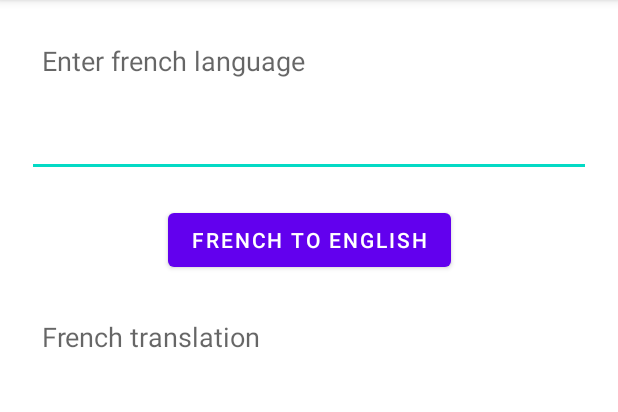
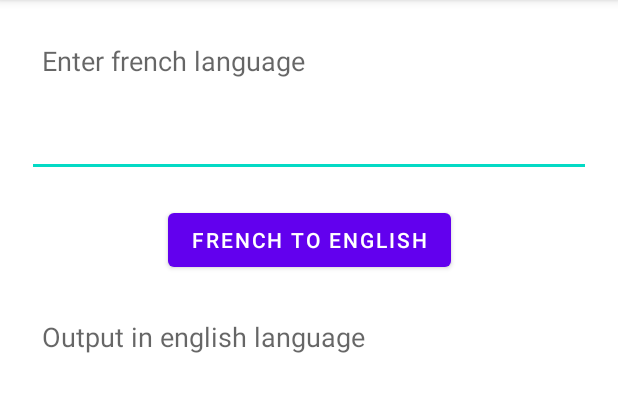
Before and after one commit to dhillon1/FrenchToEnglish-Language-Translation, an Android app: the screen it shows after launch (MainActivity), on a phone screen of 412 x 824 dp, the part 84-496 px from its top. Run offline under Robolectric (Android 15) with nearby library versions, the phone set to English and light mode, and no system bars; libraries missing offline, so code that uses them is left out: org.tensorflow.lite.

Commit message:
Release version

```diff
--- a/Language translation/app/src/main/res/layout/activity_main.xml
+++ b/Language translation/app/src/main/res/layout/activity_main.xml
@@ -36,7 +36,7 @@
         android:id="@+id/textViewEnglish"
         android:layout_width="match_parent"
         android:layout_height="320dp"
-        android:hint="French translation"
+        android:hint="Output in english language"
         android:paddingStart="10dp"
         android:textSize="18sp"
         android:paddingTop="10dp"
```
Also changed, not shown: Language translation/app/src/main/java/com/example/languagetranslation/MainActivity.java (+20 -1 lines), 3 other files.
